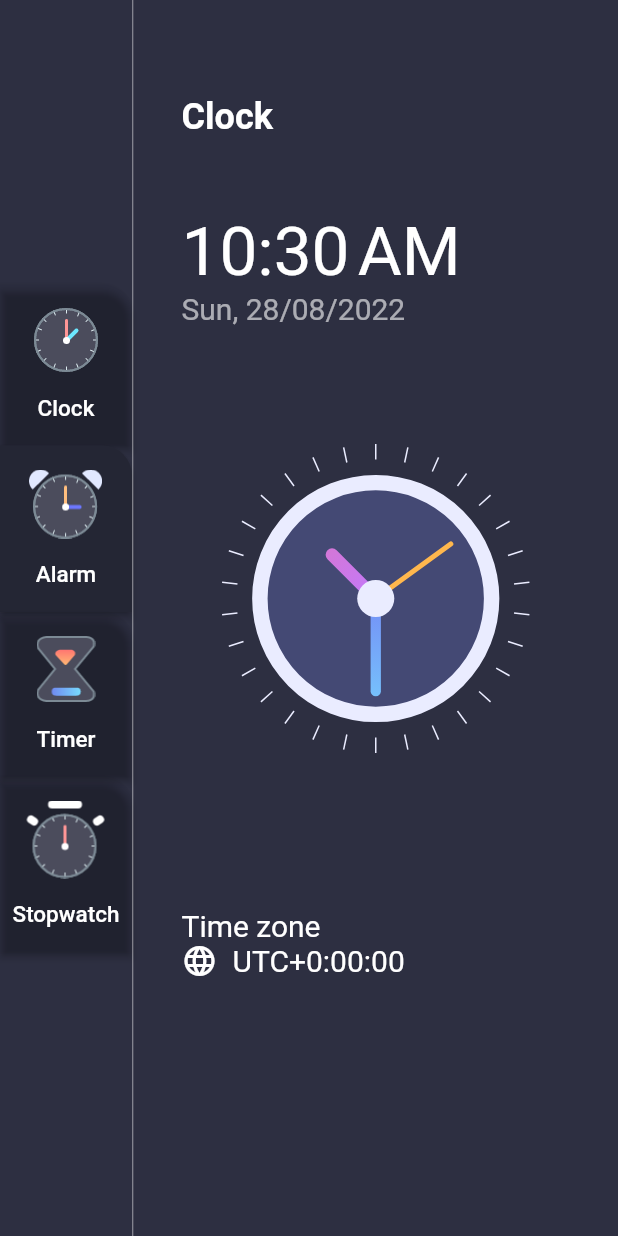
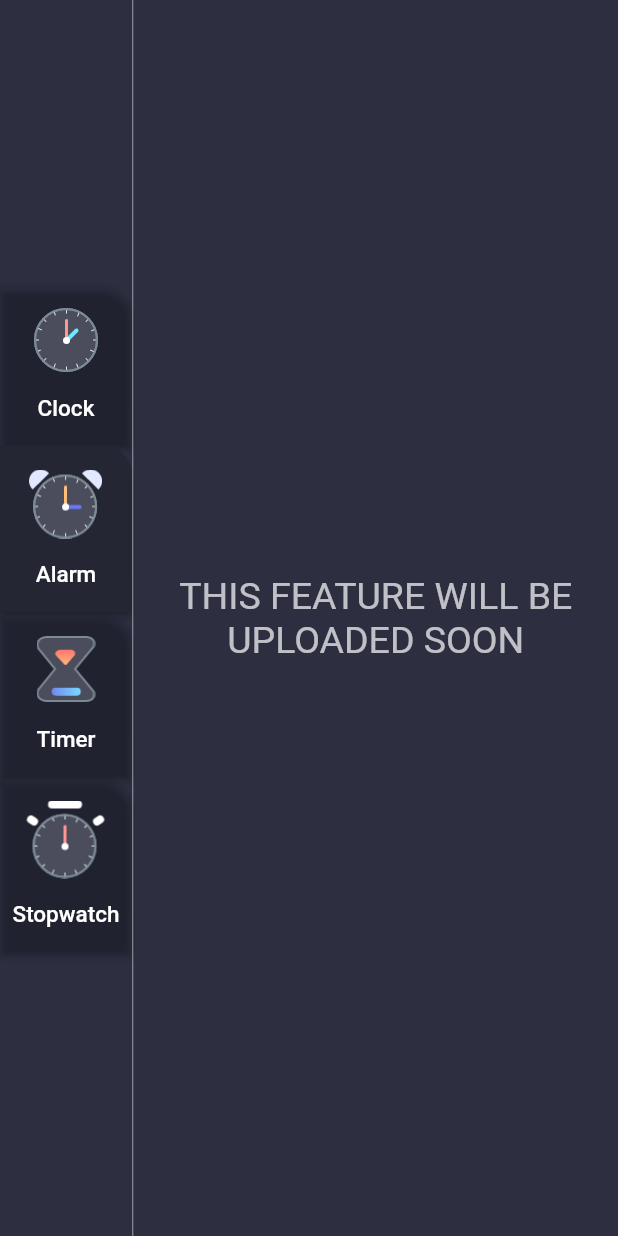
Before and after one commit to SeAliijaz/Reminder_App, a Flutter app: the screen it shows after launch, after a tap on "Alarm", on a phone screen of 412 x 824 dp. Run offline on Flutter 3.47's test engine with Material 2 defaults, Android fonts, the light colour scheme and no system bars; our stand-ins replace cloud_firestore, firebase_core, flutter_local_notifications, fluttertoast, google_fonts, timezone; accounts and stored records are empty; Roboto replaces fonts that are missing (Salsa).

Commit message:
Till navigation Completed

```diff
--- a/lib/Countdown-Timer/count_down_timer.dart
+++ b/lib/Countdown-Timer/count_down_timer.dart
@@ -49,7 +49,10 @@ class _CountDownTimerScreenState extends State<CountDownTimerScreen> {
   Widget build(BuildContext context) {
     final Size s = MediaQuery.of(context).size;
     return Scaffold(
-      body: Container(
+      body: Row(
+        children: [
+          Expanded(
+            child: SizedBox(
               height: s.height,
               width: s.width,
               child: Column(
@@ -62,6 +65,9 @@ class _CountDownTimerScreenState extends State<CountDownTimerScreen> {
                   _builButtons(),
                 ],
               ),
+            ),
+          ),
+        ],
       ),
     );
   }
--- a/lib/Screens/home_screen.dart
+++ b/lib/Screens/home_screen.dart
@@ -1,10 +1,14 @@
 import 'package:flutter/material.dart';
+import 'package:google_fonts/google_fonts.dart';
 import 'package:intl/intl.dart';
 import 'package:provider/provider.dart';
 import 'package:reminder_app/Canvas/clock_view.dart';
+import 'package:reminder_app/Constants/enums.dart';
 import 'package:reminder_app/Constants/theme_data.dart';
+import 'package:reminder_app/Countdown-Timer/count_down_timer.dart';
 import 'package:reminder_app/Models/data_menu_info.dart';
 import 'package:reminder_app/Models/menu_info.dart';
+import 'package:reminder_app/Stopwatch/stop_watch_screen.dart';
 
 class HomeScreen extends StatefulWidget {
   static const String pageRoute = "/HomeScreen";
@@ -51,7 +55,7 @@ class _HomeScreenState extends State<HomeScreen> {
           ),
 
           ///Vertical Divider
-          VerticalDivider(
+          const VerticalDivider(
             color: Colors.white54,
             width: 1,
           ),
@@ -60,16 +64,33 @@ class _HomeScreenState extends State<HomeScreen> {
           Expanded(
             child: Consumer<MenuInfo>(
               builder: ((context, value, child) {
+                if (value.menuType != MenuType.clock) {
+                  return Column(
+                    mainAxisAlignment: MainAxisAlignment.center,
+                    children: [
+                      Text(
+                        'This feature will be uploaded soon'.toUpperCase(),
+                        textAlign: TextAlign.center,
+                        style: GoogleFonts.salsa(
+                          textStyle: TextStyle(
+                            fontSize: 25.0,
+                            color: Colors.white70,
+                          ),
+                        ),
+                      ),
+                    ],
+                  );
+                }
                 return Container(
                   padding:
                       const EdgeInsets.symmetric(horizontal: 32, vertical: 64),
                   child: Column(
                     crossAxisAlignment: CrossAxisAlignment.start,
                     children: [
-                      Flexible(
+                      const Flexible(
                         flex: 1,
                         fit: FlexFit.tight,
-                        child: Text(
+                        child: const Text(
                           "Clock",
                           style: TextStyle(
                               fontSize: 24,
@@ -87,7 +108,7 @@ class _HomeScreenState extends State<HomeScreen> {
                             ///DateTime.now();
                             Text(
                               formattedTime,
-                              style: TextStyle(
+                              style: const TextStyle(
                                 fontSize: 45,
                                 color: Colors.white,
                               ),
@@ -96,7 +117,7 @@ class _HomeScreenState extends State<HomeScreen> {
                             ///Format Date
                             Text(
                               formattedDate,
-                              style: TextStyle(
+                              style: const TextStyle(
                                 fontSize: 20,
                                 color: Colors.white60,
                               ),
@@ -121,9 +142,9 @@ class _HomeScreenState extends State<HomeScreen> {
                         child: Column(
                           crossAxisAlignment: CrossAxisAlignment.start,
                           children: [
-                            Text(
+                            const Text(
                               "Time zone",
-                              style: const TextStyle(
+                              style: TextStyle(
                                 fontSize: 20,
                                 color: Colors.white,
                               ),
@@ -164,11 +185,12 @@ class _HomeScreenState extends State<HomeScreen> {
     return Consumer<MenuInfo>(
       builder: ((BuildContext context, MenuInfo value, child) {
         return MaterialButton(
-            shape: RoundedRectangleBorder(
+            shape: const RoundedRectangleBorder(
                 borderRadius: BorderRadius.only(
               topRight: Radius.circular(20),
             )),
-            padding: EdgeInsets.symmetric(vertical: 16.0, horizontal: 5.0),
+            padding:
+                const EdgeInsets.symmetric(vertical: 16.0, horizontal: 5.0),
             color: currentMenuInfo.menuType == value.menuType
                 ? CustomColors.menuBackgroundColor
                 : Colors.transparent,
```
Lines whose indentation alone changed are shown as unchanged.
